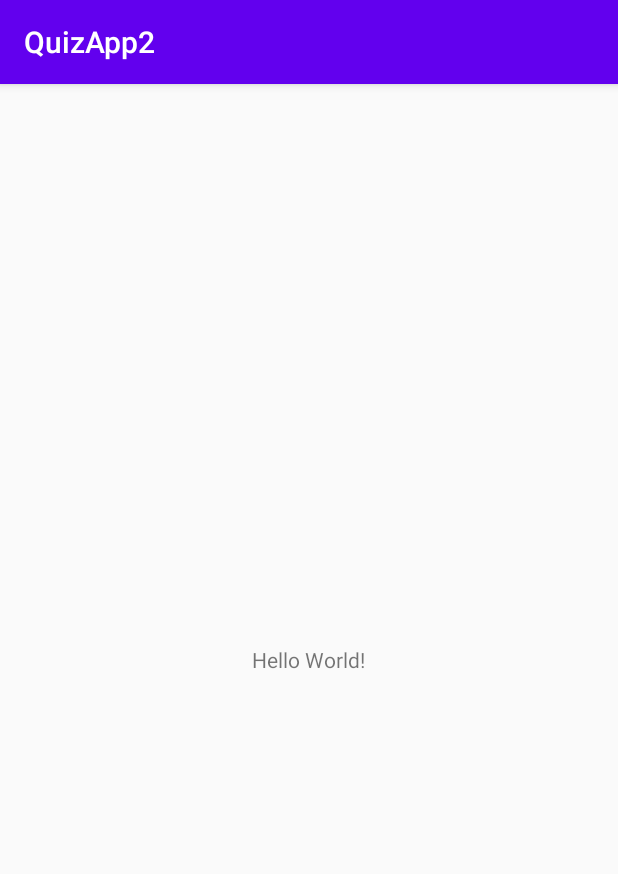
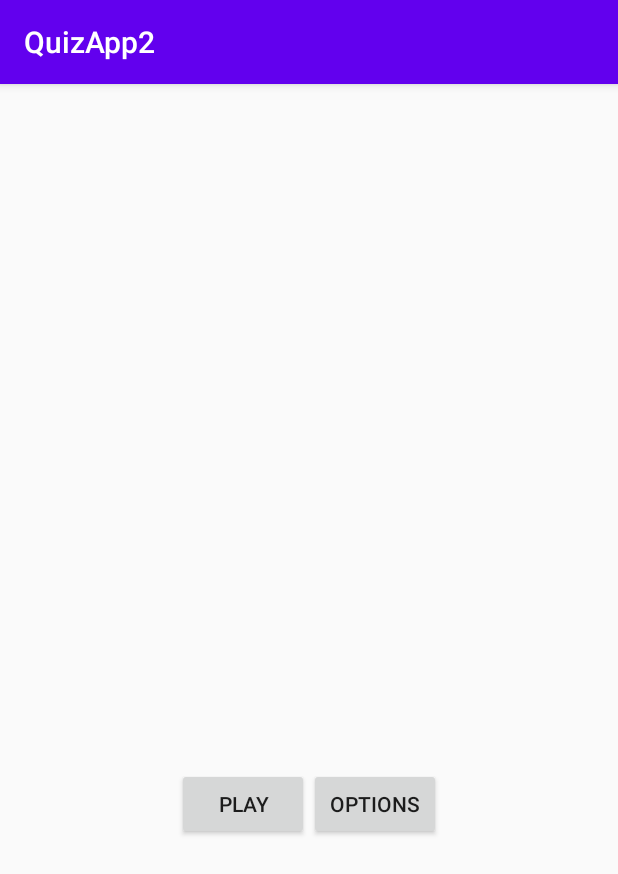
Before and after one commit to Torjer/QuizApp2, an Android app: the screen it shows after launch (MainActivity), on a phone screen of 412 x 824 dp. Shown: the top 874 px of the screen. Run offline under Robolectric (Android 15) with nearby library versions, the phone set to English and light mode, and no system bars.

Commit message:
Borrador de pantalla inicial

```diff
--- a/app/src/main/res/layout/activity_main.xml
+++ b/app/src/main/res/layout/activity_main.xml
@@ -4,16 +4,34 @@
     xmlns:tools="http://schemas.android.com/tools"
     android:layout_width="match_parent"
     android:layout_height="match_parent"
-    tools:context=".MainActivity"
-    android:gravity="center">
+    android:gravity="center"
+    android:orientation="vertical"
+    tools:context=".MainActivity">
 
-    <TextView
-        android:layout_width="wrap_content"
-        android:layout_height="wrap_content"
-        android:text="Hello World!"
-        app:layout_constraintBottom_toBottomOf="parent"
-        app:layout_constraintLeft_toLeftOf="parent"
-        app:layout_constraintRight_toRightOf="parent"
-        app:layout_constraintTop_toTopOf="parent" />
+    <Space
+        android:layout_width="match_parent"
+        android:layout_height="0dp"
+        android:layout_weight="1" />
+    <LinearLayout
+        android:layout_width="match_parent"
+        android:layout_height="0dp"
+        android:layout_weight="3"
+        android:gravity="center"
+        android:orientation="vertical">
 
+        <LinearLayout
+            android:layout_width="wrap_content"
+            android:layout_height="wrap_content"
+            android:orientation="horizontal">
+
+            <Button
+                android:layout_width="wrap_content"
+                android:layout_height="wrap_content"
+                android:text="@string/play_text"/>
+            <Button
+                android:layout_width="wrap_content"
+                android:layout_height="wrap_content"
+                android:text="@string/option_text"/>
+        </LinearLayout>
+    </LinearLayout>
 </LinearLayout>
--- a/app/src/main/res/values/strings.xml
+++ b/app/src/main/res/values/strings.xml
@@ -1,3 +1,5 @@
 <resources>
     <string name="app_name">QuizApp2</string>
+    <string name="play_text">Play</string>
+    <string name="option_text">Options</string>
 </resources>
```
